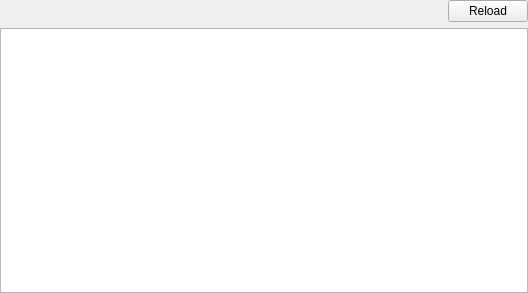
The window that xprocesswidgetadvanced.ui (horsicq/XProcessWidget) describes before a commit, drawn with Qt 5.
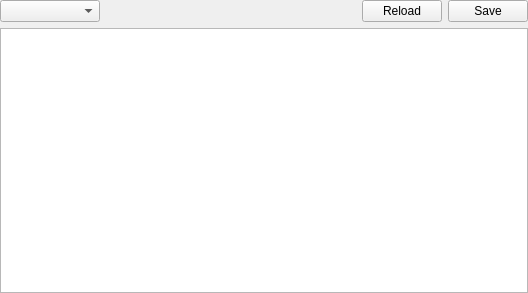
The same window after the commit.

What changed in the file:
```diff
--- a/xprocesswidgetadvanced.ui
+++ b/xprocesswidgetadvanced.ui
@@ -28,6 +28,16 @@
    </property>
    <item>
     <layout class="QHBoxLayout" name="horizontalLayout">
+     <item>
+      <widget class="QComboBox" name="comboBoxMode">
+       <property name="minimumSize">
+        <size>
+         <width>100</width>
+         <height>0</height>
+        </size>
+       </property>
+      </widget>
+     </item>
      <item>
       <spacer name="horizontalSpacer">
        <property name="orientation">
@@ -48,6 +58,13 @@
        </property>
       </widget>
      </item>
+     <item>
+      <widget class="QPushButton" name="pushButtonSaveProcesses">
+       <property name="text">
+        <string>Save</string>
+       </property>
+      </widget>
+     </item>
     </layout>
    </item>
    <item>
```
